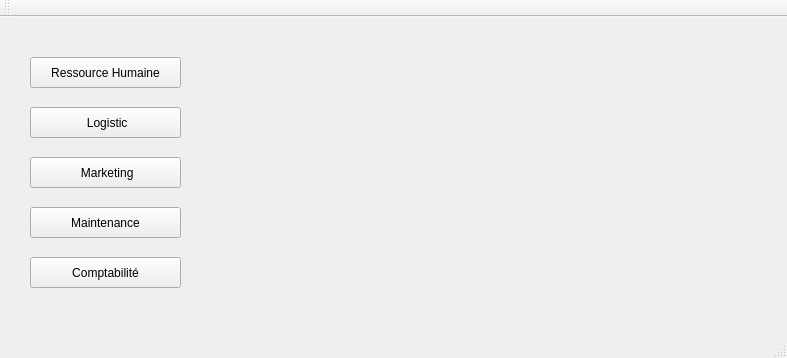
This is mainwindow.ui in hanenjabnoun-Esprit-2019/Smart_News_Agency_2A25 as Qt 5 draws it before an edit. The edited form follows.
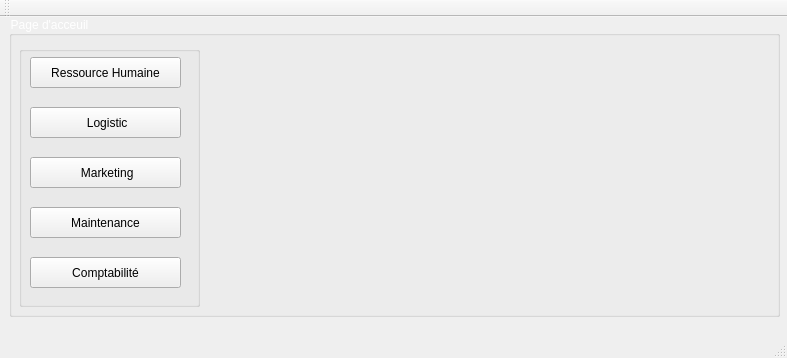
This is the edited form. Icons and pictures are not drawn.

Patch:
```diff
--- a/mainwindow.ui
+++ b/mainwindow.ui
@@ -94,6 +94,90 @@
      <string>Comptabilité</string>
     </property>
    </widget>
+   <widget class="QGroupBox" name="groupBox">
+    <property name="geometry">
+     <rect>
+      <x>9</x>
+      <y>-1</y>
+      <width>771</width>
+      <height>301</height>
+     </rect>
+    </property>
+    <property name="styleSheet">
+     <string notr="true">font: 75 12pt &quot;Adobe Gothic Std B&quot;;
+color: rgb(255, 255, 255);</string>
+    </property>
+    <property name="title">
+     <string>Page d'acceuil</string>
+    </property>
+    <widget class="QLabel" name="label">
+     <property name="geometry">
+      <rect>
+       <x>90</x>
+       <y>20</y>
+       <width>581</width>
+       <height>241</height>
+      </rect>
+     </property>
+     <property name="text">
+      <string/>
+     </property>
+     <property name="pixmap">
+      <pixmap>../news-agency111.png</pixmap>
+     </property>
+    </widget>
+    <widget class="QLabel" name="label_2">
+     <property name="geometry">
+      <rect>
+       <x>680</x>
+       <y>230</y>
+       <width>81</width>
+       <height>61</height>
+      </rect>
+     </property>
+     <property name="text">
+      <string/>
+     </property>
+     <property name="pixmap">
+      <pixmap>../bestnews.png</pixmap>
+     </property>
+    </widget>
+    <widget class="QLabel" name="label_3">
+     <property name="geometry">
+      <rect>
+       <x>600</x>
+       <y>240</y>
+       <width>81</width>
+       <height>51</height>
+      </rect>
+     </property>
+     <property name="text">
+      <string/>
+     </property>
+     <property name="pixmap">
+      <pixmap>../logosp.png</pixmap>
+     </property>
+    </widget>
+    <widget class="QGroupBox" name="groupBox_2">
+     <property name="geometry">
+      <rect>
+       <x>10</x>
+       <y>30</y>
+       <width>181</width>
+       <height>261</height>
+      </rect>
+     </property>
+     <property name="title">
+      <string/>
+     </property>
+    </widget>
+   </widget>
+   <zorder>groupBox</zorder>
+   <zorder>pushButton</zorder>
+   <zorder>pushButton_2</zorder>
+   <zorder>pushButton_marketing</zorder>
+   <zorder>pushButton_4</zorder>
+   <zorder>pushButton_5</zorder>
   </widget>
   <widget class="QMenuBar" name="menuBar">
    <property name="geometry">
```
